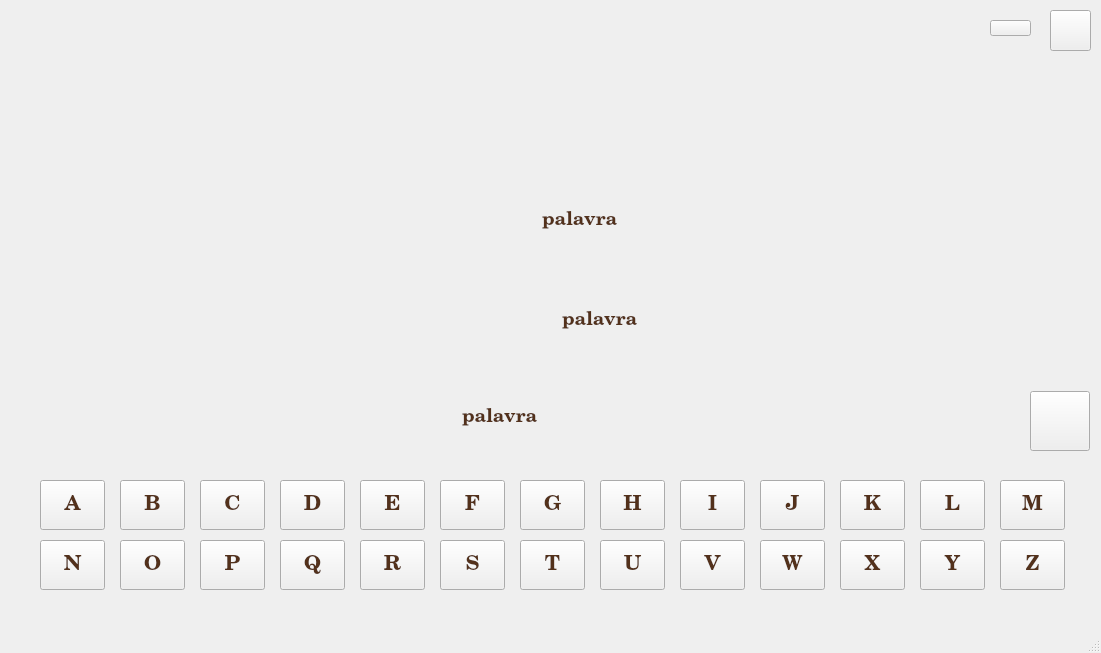
The window that design_jogo_da_forca.ui (ericdecastro/Jogo-da-Forca) describes before a commit, drawn with Qt 5.
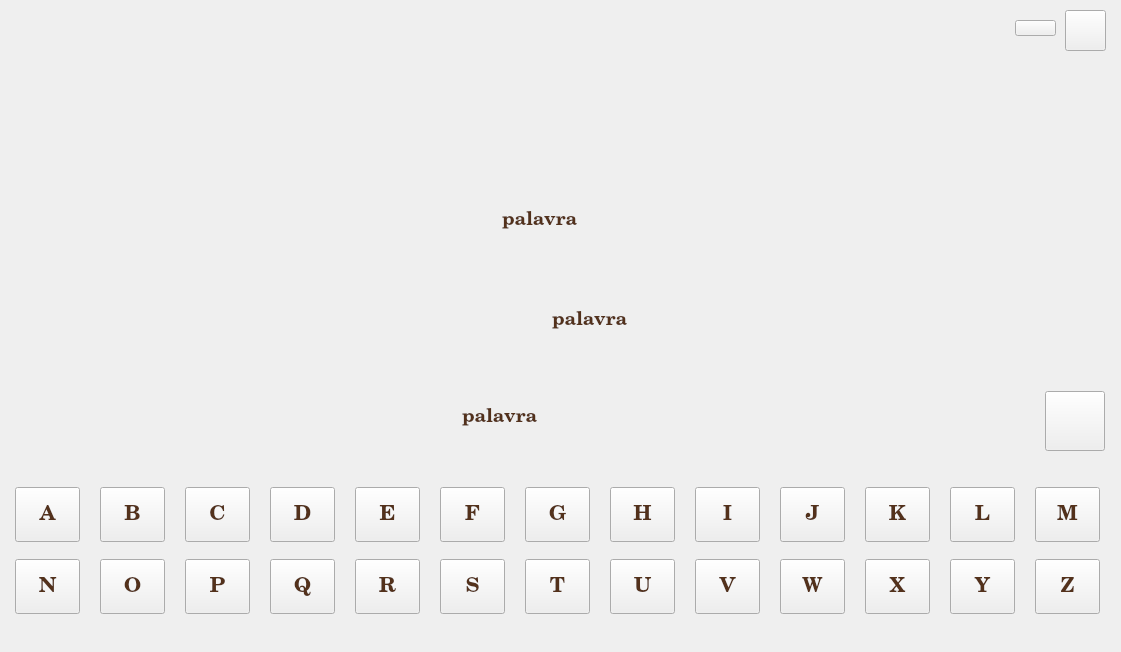
The same window after the commit. Icons and pictures are not drawn.

Commit message: adicionado fundo, musica nova e detalhes finais....JOGO FINALIZADO

The edit to the form file:
```diff
--- a/design_jogo_da_forca.ui
+++ b/design_jogo_da_forca.ui
@@ -12,8 +12,8 @@
    <rect>
     <x>0</x>
     <y>0</y>
-    <width>1101</width>
-    <height>653</height>
+    <width>1121</width>
+    <height>652</height>
    </rect>
   </property>
   <property name="cursor">
@@ -42,10 +42,10 @@
    <widget class="QPushButton" name="btnA">
     <property name="geometry">
      <rect>
-      <x>40</x>
-      <y>480</y>
+      <x>15</x>
+      <y>487</y>
       <width>65</width>
-      <height>50</height>
+      <height>55</height>
      </rect>
     </property>
     <property name="font">
@@ -76,10 +76,10 @@
    <widget class="QPushButton" name="btnB">
     <property name="geometry">
      <rect>
-      <x>120</x>
-      <y>480</y>
+      <x>100</x>
+      <y>487</y>
       <width>65</width>
-      <height>50</height>
+      <height>55</height>
      </rect>
     </property>
     <property name="font">
@@ -105,10 +105,10 @@
    <widget class="QPushButton" name="btnG">
     <property name="geometry">
      <rect>
-      <x>520</x>
-      <y>480</y>
+      <x>525</x>
+      <y>487</y>
       <width>65</width>
-      <height>50</height>
+      <height>55</height>
      </rect>
     </property>
     <property name="font">
@@ -135,9 +135,9 @@
     <property name="geometry">
      <rect>
       <x>440</x>
-      <y>480</y>
+      <y>487</y>
       <width>65</width>
-      <height>50</height>
+      <height>55</height>
      </rect>
     </property>
     <property name="font">
@@ -163,10 +163,10 @@
    <widget class="QPushButton" name="btnC">
     <property name="geometry">
      <rect>
-      <x>200</x>
-      <y>480</y>
+      <x>185</x>
+      <y>487</y>
       <width>65</width>
-      <height>50</height>
+      <height>55</height>
      </rect>
     </property>
     <property name="font">
@@ -192,10 +192,10 @@
    <widget class="QPushButton" name="btnD">
     <property name="geometry">
      <rect>
-      <x>280</x>
-      <y>480</y>
+      <x>270</x>
+      <y>487</y>
       <width>65</width>
-      <height>50</height>
+      <height>55</height>
      </rect>
     </property>
     <property name="font">
@@ -221,10 +221,10 @@
    <widget class="QPushButton" name="btnE">
     <property name="geometry">
      <rect>
-      <x>360</x>
-      <y>480</y>
+      <x>355</x>
+      <y>487</y>
       <width>65</width>
-      <height>50</height>
+      <height>55</height>
      </rect>
     </property>
     <property name="font">
@@ -250,10 +250,10 @@
    <widget class="QPushButton" name="btnH">
     <property name="geometry">
      <rect>
-      <x>600</x>
-      <y>480</y>
+      <x>610</x>
+      <y>487</y>
       <width>65</width>
-      <height>50</height>
+      <height>55</height>
      </rect>
     </property>
     <property name="font">
@@ -279,10 +279,10 @@
    <widget class="QPushButton" name="btnO">
     <property name="geometry">
      <rect>
-      <x>120</x>
-      <y>540</y>
+      <x>100</x>
+      <y>559</y>
       <width>65</width>
-      <height>50</height>
+      <height>55</height>
      </rect>
     </property>
     <property name="font">
@@ -308,10 +308,10 @@
    <widget class="QPushButton" name="btnN">
     <property name="geometry">
      <rect>
-      <x>40</x>
-      <y>540</y>
+      <x>15</x>
+      <y>559</y>
       <width>65</width>
-      <height>50</height>
+      <height>55</height>
      </rect>
     </property>
     <property name="font">
@@ -337,10 +337,10 @@
    <widget class="QPushButton" name="btnL">
     <property name="geometry">
      <rect>
-      <x>920</x>
-      <y>480</y>
+      <x>950</x>
+      <y>487</y>
       <width>65</width>
-      <height>50</height>
+      <height>55</height>
      </rect>
     </property>
     <property name="font">
@@ -366,10 +366,10 @@
    <widget class="QPushButton" name="btnM">
     <property name="geometry">
      <rect>
-      <x>1000</x>
-      <y>480</y>
+      <x>1035</x>
+      <y>487</y>
       <width>65</width>
-      <height>50</height>
+      <height>55</height>
      </rect>
     </property>
     <property name="font">
@@ -395,10 +395,10 @@
    <widget class="QPushButton" name="btnP">
     <property name="geometry">
      <rect>
-      <x>200</x>
-      <y>540</y>
+      <x>185</x>
+      <y>559</y>
       <width>65</width>
-      <height>50</height>
+      <height>55</height>
      </rect>
     </property>
     <property name="font">
@@ -424,10 +424,10 @@
    <widget class="QPushButton" name="btnJ">
     <property name="geometry">
      <rect>
-      <x>760</x>
-      <y>480</y>
+      <x>780</x>
+      <y>487</y>
       <width>65</width>
-      <height>50</height>
+      <height>55</height>
      </rect>
     </property>
     <property name="font">
@@ -453,10 +453,10 @@
    <widget class="QPushButton" name="btnK">
     <property name="geometry">
      <rect>
-      <x>840</x>
-      <y>480</y>
+      <x>865</x>
+      <y>487</y>
       <width>65</width>
-      <height>50</height>
+      <height>55</height>
      </rect>
     </property>
     <property name="font">
@@ -482,10 +482,10 @@
    <widget class="QPushButton" name="btnI">
     <property name="geometry">
      <rect>
-      <x>680</x>
-      <y>480</y>
+      <x>695</x>
+      <y>487</y>
       <width>65</width>
-      <height>50</height>
+      <height>55</height>
      </rect>
     </property>
     <property name="font">
@@ -511,10 +511,10 @@
    <widget class="QPushButton" name="btnW">
     <property name="geometry">
      <rect>
-      <x>760</x>
-      <y>540</y>
+      <x>780</x>
+      <y>559</y>
       <width>65</width>
-      <height>50</height>
+      <height>55</height>
      </rect>
     </property>
     <property name="font">
@@ -540,10 +540,10 @@
    <widget class="QPushButton" name="btnV">
     <property name="geometry">
      <rect>
-      <x>680</x>
-      <y>540</y>
+      <x>695</x>
+      <y>559</y>
       <width>65</width>
-      <height>50</height>
+      <height>55</height>
      </rect>
     </property>
     <property name="font">
@@ -569,10 +569,10 @@
    <widget class="QPushButton" name="btnT">
     <property name="geometry">
      <rect>
-      <x>520</x>
-      <y>540</y>
+      <x>525</x>
+      <y>559</y>
       <width>65</width>
-      <height>50</height>
+      <height>55</height>
      </rect>
     </property>
     <property name="font">
@@ -598,10 +598,10 @@
    <widget class="QPushButton" name="btnU">
     <property name="geometry">
      <rect>
-      <x>600</x>
-      <y>540</y>
+      <x>610</x>
+      <y>559</y>
       <width>65</width>
-      <height>50</height>
+      <height>55</height>
      </rect>
     </property>
     <property name="font">
@@ -627,10 +627,10 @@
    <widget class="QPushButton" name="btnX">
     <property name="geometry">
      <rect>
-      <x>840</x>
-      <y>540</y>
+      <x>865</x>
+      <y>559</y>
       <width>65</width>
-      <height>50</height>
+      <height>55</height>
      </rect>
     </property>
     <property name="font">
@@ -656,10 +656,10 @@
    <widget class="QPushButton" name="btnR">
     <property name="geometry">
      <rect>
-      <x>360</x>
-      <y>540</y>
+      <x>355</x>
+      <y>559</y>
       <width>65</width>
-      <height>50</height>
+      <height>55</height>
      </rect>
     </property>
     <property name="font">
@@ -686,9 +686,9 @@
     <property name="geometry">
      <rect>
       <x>440</x>
-      <y>540</y>
+      <y>559</y>
       <width>65</width>
-      <height>50</height>
+      <height>55</height>
      </rect>
     </property>
     <property name="font">
@@ -714,10 +714,10 @@
    <widget class="QPushButton" name="btnY">
     <property name="geometry">
      <rect>
-      <x>920</x>
-      <y>540</y>
+      <x>950</x>
+      <y>559</y>
       <width>65</width>
-      <height>50</height>
+      <height>55</height>
      </rect>
     </property>
     <property name="font">
@@ -743,10 +743,10 @@
    <widget class="QPushButton" name="btnQ">
     <property name="geometry">
      <rect>
-      <x>280</x>
-      <y>540</y>
+      <x>270</x>
+      <y>559</y>
       <width>65</width>
-      <height>50</height>
+      <height>55</height>
      </rect>
     </property>
     <property name="font">
@@ -772,10 +772,10 @@
    <widget class="QPushButton" name="btnZ">
     <property name="geometry">
      <rect>
-      <x>1000</x>
-      <y>540</y>
+      <x>1035</x>
+      <y>559</y>
       <width>65</width>
-      <height>50</height>
+      <height>55</height>
      </rect>
     </property>
     <property name="font">
@@ -839,7 +839,7 @@
     </property>
     <property name="geometry">
      <rect>
-      <x>1050</x>
+      <x>1065</x>
       <y>10</y>
       <width>41</width>
       <height>41</height>
@@ -859,7 +859,7 @@
    <widget class="QPushButton" name="btnMini">
     <property name="geometry">
      <rect>
-      <x>990</x>
+      <x>1015</x>
       <y>20</y>
       <width>41</width>
       <height>16</height>
@@ -880,9 +880,9 @@
     <property name="geometry">
      <rect>
       <x>0</x>
-      <y>466</y>
-      <width>1101</width>
-      <height>151</height>
+      <y>470</y>
+      <width>1121</width>
+      <height>161</height>
      </rect>
     </property>
     <property name="styleSheet">
@@ -893,7 +893,7 @@
    <widget class="QPushButton" name="btnSom">
     <property name="geometry">
      <rect>
-      <x>1030</x>
+      <x>1045</x>
       <y>391</y>
       <width>60</width>
       <height>60</height>
@@ -941,7 +941,7 @@
      <rect>
       <x>0</x>
       <y>0</y>
-      <width>1101</width>
+      <width>1121</width>
       <height>471</height>
      </rect>
     </property>
@@ -955,7 +955,7 @@
    <widget class="QLabel" name="labPalavra2">
     <property name="geometry">
      <rect>
-      <x>530</x>
+      <x>520</x>
       <y>290</y>
       <width>550</width>
       <height>61</height>
@@ -990,7 +990,7 @@
    <widget class="QLabel" name="labPalavra3">
     <property name="geometry">
      <rect>
-      <x>510</x>
+      <x>470</x>
       <y>190</y>
       <width>550</width>
       <height>61</height>
@@ -1025,7 +1025,7 @@
    <widget class="QLabel" name="labCategoria">
     <property name="geometry">
      <rect>
-      <x>480</x>
+      <x>460</x>
       <y>10</y>
       <width>221</width>
       <height>51</height>
@@ -1103,7 +1103,6 @@
     </rect>
    </property>
   </widget>
-  <widget class="QStatusBar" name="statusbar"/>
  </widget>
  <resources/>
  <connections/>
```
Left out of the diff: 10 changed lines with no effect on the pictures. The commit also changes 9 other files.
